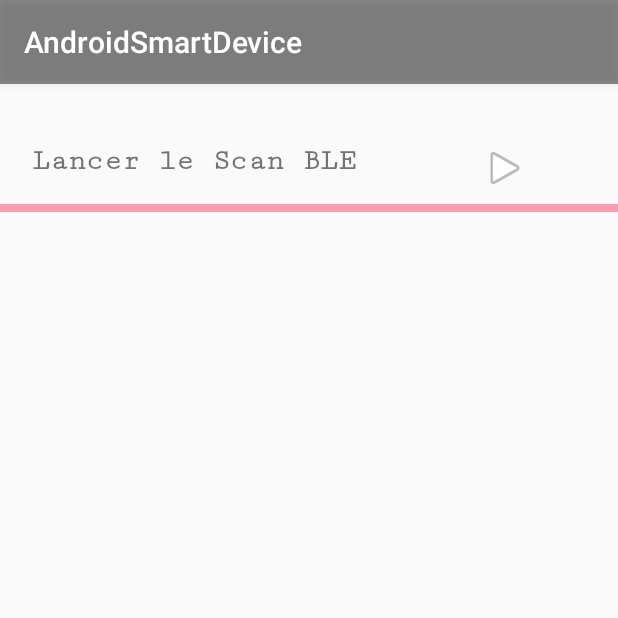
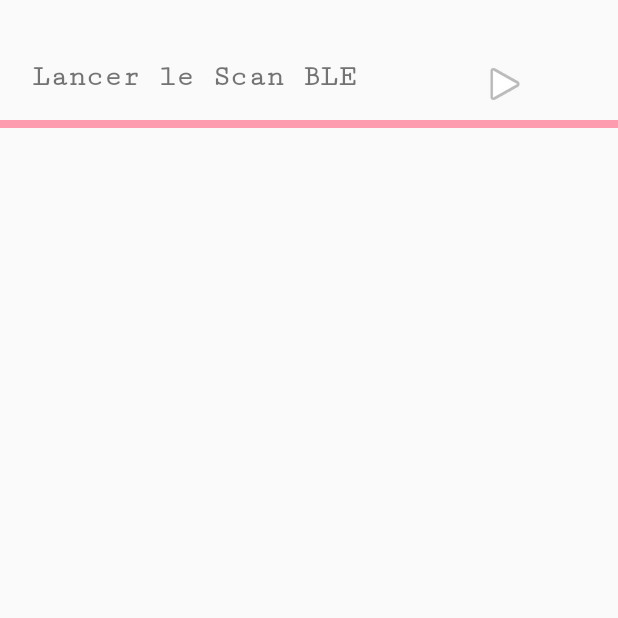
Before and after one commit to colleenDesruisseaux/BluetoothApp, an Android app: the screen it shows after launch (ScanActivity), after a tap on "COMMENCER", on a phone screen of 412 x 824 dp, the top half of it. Run offline under Robolectric (Android 15) with nearby library versions, the phone set to English and light mode, and no system bars.

Commit message:
appli terminee

```diff
--- a/app/src/main/AndroidManifest.xml
+++ b/app/src/main/AndroidManifest.xml
@@ -24,7 +24,8 @@
             android:exported="false" />
         <activity
             android:name=".ScanActivity"
-            android:exported="false" />
+            android:exported="false"
+            android:theme="@style/Theme.AndroidSmartDevice.NoActionBar"/>
         <activity
             android:name=".MainActivity"
             android:exported="true"
--- a/app/src/main/res/layout/activity_device.xml
+++ b/app/src/main/res/layout/activity_device.xml
@@ -28,6 +28,7 @@
         android:layout_marginTop="124dp"
         android:fontFamily="serif-monospace"
         android:text="Chargement en cours ..."
+        android:textColor="#7F7F7F"
         android:textSize="20sp"
         app:layout_constraintEnd_toEndOf="parent"
         app:layout_constraintStart_toStartOf="parent"
@@ -76,7 +77,7 @@
         style="?android:attr/progressBarStyle"
         android:layout_width="wrap_content"
         android:layout_height="wrap_content"
-        android:indeterminateTint="#9AE0C0E8"
+        android:indeterminateTint="@color/rose_80"
         app:layout_constraintBottom_toBottomOf="parent"
         app:layout_constraintEnd_toEndOf="parent"
         app:layout_constraintHorizontal_bias="0.498"
--- a/app/src/main/res/values/colors.xml
+++ b/app/src/main/res/values/colors.xml
@@ -1,6 +1,6 @@
 <?xml version="1.0" encoding="utf-8"?>
 <resources>
-    <color name="purple_200">#66FE9CAF</color>
+    <color name="purple_200">#DADADA</color>
     <color name="purple_500">#74000000</color>
     <color name="purple_700">#66FE9CAF</color>
     <color name="teal_200">#FF03DAC5</color>
```
Also changed, not shown: 1 other file.
